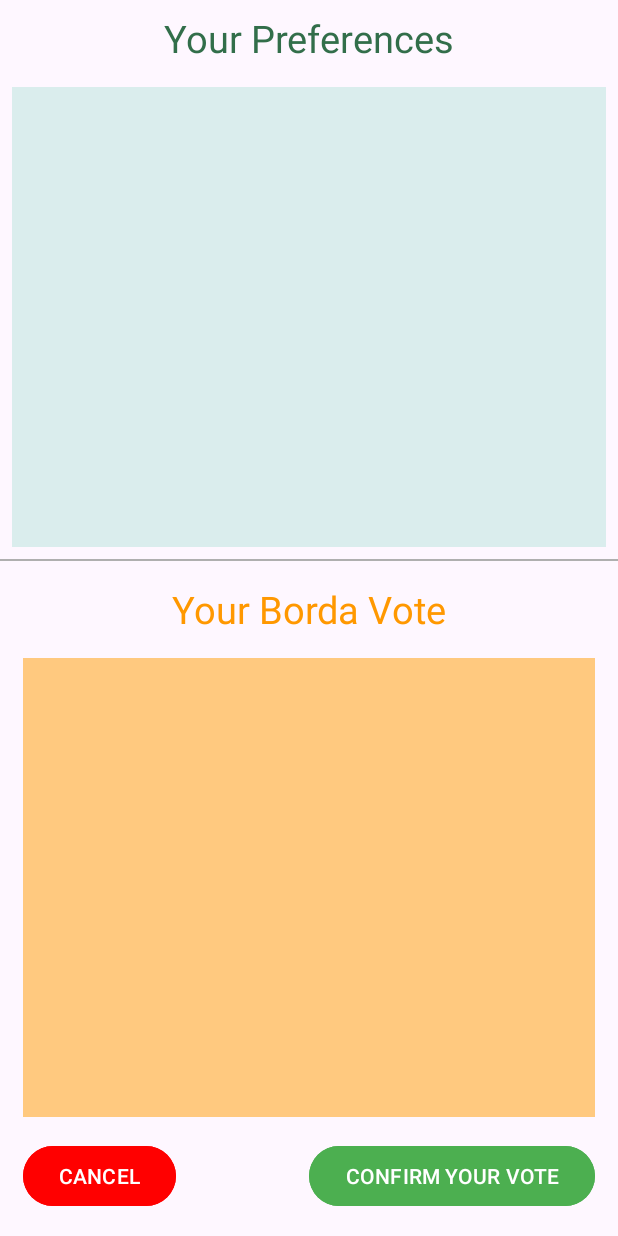
After one commit to lth-1026/BordasVotingMethod, an Android app: the layout vote_activity.xml on its own in the app's theme, with its tools: preview values and no code run, on a phone screen of 412 x 824 dp. The commit adds this screen. Run offline under Robolectric (Android 15) with nearby library versions, the phone set to English and light mode, and no system bars.

Commit message:
step3, add vote activity xml

```diff
--- /dev/null
+++ b/app/src/main/res/layout/vote_activity.xml
@@ -0,0 +1,117 @@
+<?xml version="1.0" encoding="utf-8"?>
+<androidx.constraintlayout.widget.ConstraintLayout xmlns:android="http://schemas.android.com/apk/res/android"
+    xmlns:app="http://schemas.android.com/apk/res-auto"
+    xmlns:tools="http://schemas.android.com/tools"
+    android:layout_width="match_parent"
+    android:layout_height="match_parent">
+
+    <TextView
+        android:id="@+id/preferencesTv"
+        android:layout_width="wrap_content"
+        android:layout_height="wrap_content"
+        android:layout_marginBottom="15dp"
+        android:text="@string/your_preferences"
+        android:textColor="#326E4A"
+        android:textSize="25sp"
+        app:layout_constraintBottom_toTopOf="@+id/preferencesLayout"
+        app:layout_constraintEnd_toEndOf="parent"
+        app:layout_constraintStart_toStartOf="parent"
+        app:layout_constraintTop_toTopOf="parent"
+        app:layout_constraintVertical_chainStyle="packed" />
+
+    <LinearLayout
+        android:id="@+id/preferencesLayout"
+        android:layout_width="match_parent"
+        android:layout_height="0dp"
+        android:layout_marginStart="8dp"
+        android:layout_marginEnd="8dp"
+        android:background="#DAEDED"
+        android:orientation="vertical"
+        app:layout_constraintBottom_toTopOf="@id/lineVw"
+        app:layout_constraintEnd_toEndOf="parent"
+        app:layout_constraintStart_toStartOf="parent"
+        app:layout_constraintTop_toBottomOf="@+id/preferencesTv"
+        app:layout_constraintVertical_chainStyle="packed" />
+
+    <View
+        android:id="@+id/lineVw"
+        android:layout_width="match_parent"
+        android:layout_height="1dp"
+        android:layout_marginTop="8dp"
+        android:background="@color/gray"
+        app:layout_constraintBottom_toTopOf="@+id/bordaVoteTv"
+        app:layout_constraintEnd_toEndOf="parent"
+        app:layout_constraintStart_toStartOf="parent"
+        app:layout_constraintTop_toBottomOf="@id/preferencesLayout"
+        app:layout_constraintVertical_chainStyle="packed" />
+
+    <TextView
+        android:id="@+id/bordaVoteTv"
+        android:layout_width="wrap_content"
+        android:layout_height="wrap_content"
+        android:layout_marginTop="8dp"
+        android:layout_marginBottom="15dp"
+        android:text="@string/your_borda_vote"
+        android:textColor="#FF9800"
+        android:textSize="25sp"
+        app:layout_constraintBottom_toTopOf="@id/bordaVoteLayout"
+        app:layout_constraintEnd_toEndOf="parent"
+        app:layout_constraintStart_toStartOf="parent"
+        app:layout_constraintTop_toTopOf="@id/lineVw"
+        app:layout_constraintVertical_chainStyle="packed" />
+
+    <LinearLayout
+        android:id="@+id/bordaVoteLayout"
+        android:layout_width="match_parent"
+        android:layout_height="0dp"
+        android:layout_marginStart="15dp"
+        android:layout_marginEnd="15dp"
+        android:layout_marginBottom="15dp"
+        android:background="#FFC97F"
+        android:orientation="vertical"
+        app:layout_constraintBottom_toTopOf="@+id/buttonLayout"
+        app:layout_constraintEnd_toEndOf="parent"
+        app:layout_constraintStart_toStartOf="parent"
+        app:layout_constraintTop_toBottomOf="@+id/bordaVoteTv"
+        app:layout_constraintVertical_chainStyle="packed" />
+
+    <androidx.constraintlayout.widget.ConstraintLayout
+        android:id="@+id/buttonLayout"
+        android:layout_width="match_parent"
+        android:layout_height="wrap_content"
+        app:layout_constraintStart_toStartOf="parent"
+        app:layout_constraintEnd_toEndOf="parent"
+        app:layout_constraintTop_toBottomOf="@+id/bordaVoteLayout"
+        app:layout_constraintBottom_toBottomOf="parent">
+
+        <Button
+            android:id="@+id/cancelBt"
+            android:layout_width="wrap_content"
+            android:layout_height="wrap_content"
+            android:layout_marginStart="15dp"
+            android:layout_marginBottom="8dp"
+            android:text="@string/cancel"
+            android:backgroundTint="#FF0000"
+            app:layout_constraintBottom_toBottomOf="parent"
+            app:layout_constraintEnd_toStartOf="@+id/confirmBt"
+            app:layout_constraintHorizontal_chainStyle="spread_inside"
+            app:layout_constraintStart_toStartOf="parent" />
+
+        <Button
+            android:id="@+id/confirmBt"
+            android:layout_width="wrap_content"
+            android:layout_height="wrap_content"
+            android:layout_marginEnd="15dp"
+            android:layout_marginBottom="8dp"
+            android:text="@string/confirm_your_vote"
+            android:backgroundTint="#4CAF50"
+            app:layout_constraintBottom_toBottomOf="parent"
+            app:layout_constraintEnd_toEndOf="parent"
+            app:layout_constraintStart_toEndOf="@+id/cancelBt" />
+
+    </androidx.constraintlayout.widget.ConstraintLayout>
+
+
+
+
+</androidx.constraintlayout.widget.ConstraintLayout>
--- a/app/src/main/res/values/strings.xml
+++ b/app/src/main/res/values/strings.xml
@@ -11,4 +11,8 @@
     <string name="add_button_st">Add a Vote</string>
     <string name="switch_st">Show Voting Results</string>
     <string name="app_name">bordasvotingmethod</string>
+    <string name="your_preferences">Your Preferences</string>
+    <string name="your_borda_vote">Your Borda Vote</string>
+    <string name="cancel">CANCEL</string>
+    <string name="confirm_your_vote">CONFIRM YOUR VOTE</string>
 </resources>
```
